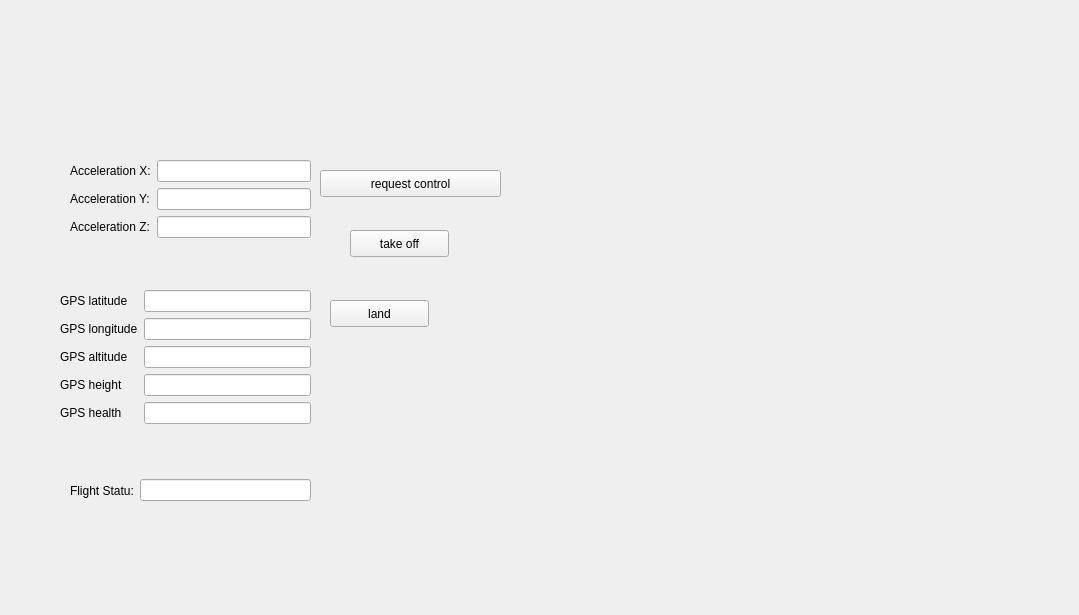
The window that src/teamhku_ocs/teamhku_ocs.ui (SiChiTong/teamhku_ocs) describes before a commit, drawn with Qt 5.
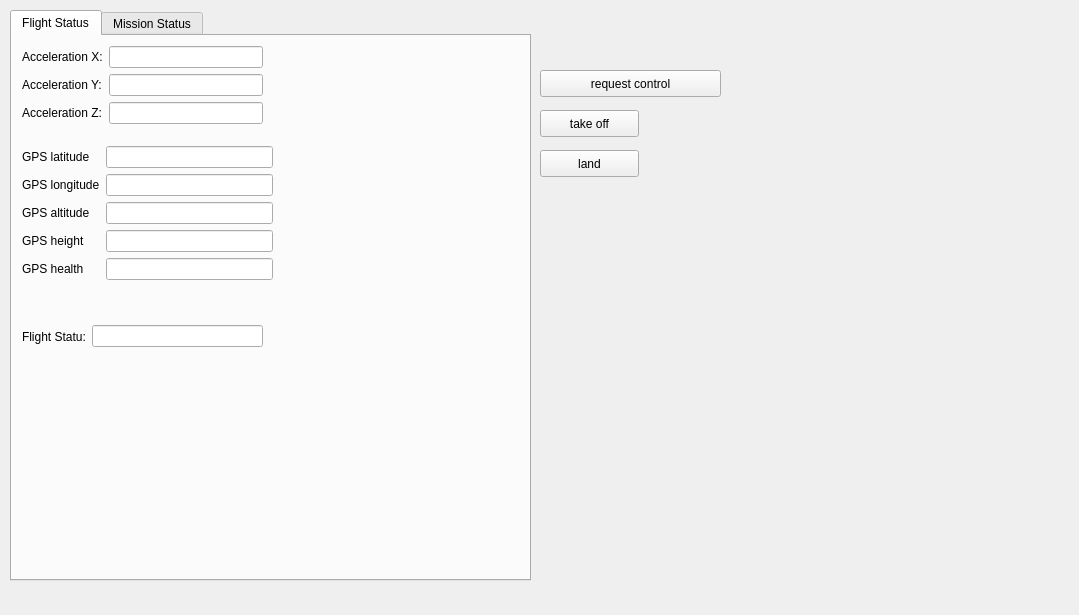
The same window after the commit.

Commit message: add more display, not usable in current stage

```diff
--- a/src/teamhku_ocs/teamhku_ocs.ui
+++ b/src/teamhku_ocs/teamhku_ocs.ui
@@ -13,11 +13,66 @@
   <property name="windowTitle">
    <string>Form</string>
   </property>
+  <widget class="QPushButton" name="request_control_button_">
+   <property name="geometry">
+    <rect>
+     <x>540</x>
+     <y>70</y>
+     <width>181</width>
+     <height>27</height>
+    </rect>
+   </property>
+   <property name="text">
+    <string>request control</string>
+   </property>
+  </widget>
+  <widget class="QPushButton" name="take_off_button_">
+   <property name="geometry">
+    <rect>
+     <x>540</x>
+     <y>110</y>
+     <width>99</width>
+     <height>27</height>
+    </rect>
+   </property>
+   <property name="text">
+    <string>take off</string>
+   </property>
+  </widget>
+  <widget class="QPushButton" name="land_button_">
+   <property name="geometry">
+    <rect>
+     <x>540</x>
+     <y>150</y>
+     <width>99</width>
+     <height>27</height>
+    </rect>
+   </property>
+   <property name="text">
+    <string>land</string>
+   </property>
+  </widget>
+  <widget class="QTabWidget" name="tabWidget">
+   <property name="geometry">
+    <rect>
+     <x>10</x>
+     <y>10</y>
+     <width>521</width>
+     <height>571</height>
+    </rect>
+   </property>
+   <property name="currentIndex">
+    <number>0</number>
+   </property>
+   <widget class="QWidget" name="flightStatus">
+    <attribute name="title">
+     <string>Flight Status</string>
+    </attribute>
   <widget class="QWidget" name="formLayoutWidget_3">
    <property name="geometry">
     <rect>
-     <x>60</x>
-     <y>290</y>
+       <x>10</x>
+       <y>110</y>
      <width>251</width>
      <height>161</height>
     </rect>
@@ -78,8 +133,8 @@
   <widget class="QWidget" name="formLayoutWidget">
    <property name="geometry">
     <rect>
-     <x>70</x>
-     <y>160</y>
+       <x>10</x>
+       <y>10</y>
      <width>241</width>
      <height>95</height>
     </rect>
@@ -120,8 +175,8 @@
   <widget class="QWidget" name="horizontalLayoutWidget">
    <property name="geometry">
     <rect>
-     <x>70</x>
-     <y>470</y>
+       <x>10</x>
+       <y>280</y>
      <width>241</width>
      <height>41</height>
     </rect>
@@ -139,44 +194,12 @@
     </item>
    </layout>
   </widget>
-  <widget class="QPushButton" name="request_control_button_">
-   <property name="geometry">
-    <rect>
-     <x>320</x>
-     <y>170</y>
-     <width>181</width>
-     <height>27</height>
-    </rect>
-   </property>
-   <property name="text">
-    <string>request control</string>
-   </property>
-  </widget>
-  <widget class="QPushButton" name="take_off_button_">
-   <property name="geometry">
-    <rect>
-     <x>350</x>
-     <y>230</y>
-     <width>99</width>
-     <height>27</height>
-    </rect>
-   </property>
-   <property name="text">
-    <string>take off</string>
-   </property>
-  </widget>
-  <widget class="QPushButton" name="land_button_">
-   <property name="geometry">
-    <rect>
-     <x>330</x>
-     <y>300</y>
-     <width>99</width>
-     <height>27</height>
-    </rect>
-   </property>
-   <property name="text">
-    <string>land</string>
-   </property>
+   </widget>
+   <widget class="QWidget" name="missionStatus">
+    <attribute name="title">
+     <string>Mission Status</string>
+    </attribute>
+   </widget>
   </widget>
  </widget>
  <resources/>
```
Left out of the diff: 2 changed lines with no effect on the pictures. Lines whose indentation alone changed are shown as unchanged. The commit also changes 1 other file.
